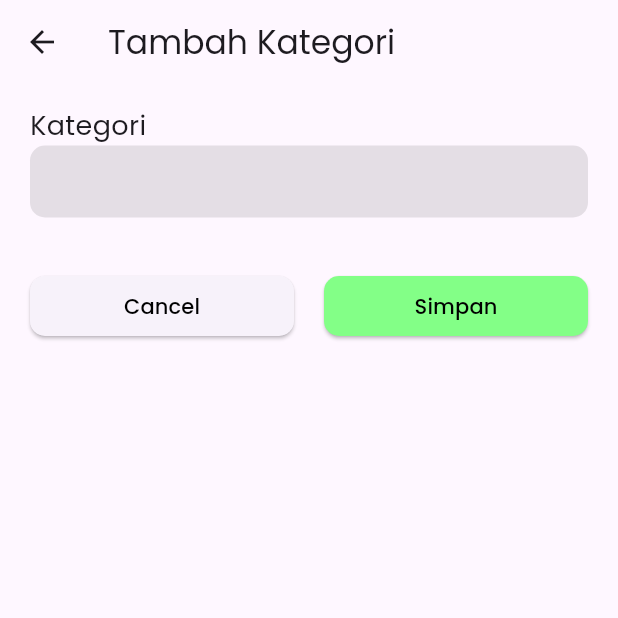
After one commit to RahmatulFirdaus/Sigita-Mobile, a Flutter app: the AddKategori screen opened directly, on a phone screen of 412 x 824 dp, the top half of it. The commit adds this screen. Run offline on Flutter 3.47's test engine with Material 3 defaults, Android fonts, the phone set to English and light mode, and no system bars; our stand-ins replace animated_text_kit, file_picker, fl_chart, fluttertoast, get, google_fonts; missing offline and left inert: syncfusion_flutter_pdfviewer; network calls fail.

Commit message:
final execution all admin page

```diff
--- /dev/null
+++ b/lib/adminpage/tambah_page/tambah_kategori.dart
@@ -0,0 +1,97 @@
+import 'package:flutter/material.dart';
+import 'package:sigita_final_project/models/adminModel.dart';
+
+class AddKategori extends StatefulWidget {
+  const AddKategori({super.key});
+
+  @override
+  State<AddKategori> createState() => _AddKategoriState();
+}
+
+class _AddKategoriState extends State<AddKategori> {
+  TextEditingController kategoriController = TextEditingController();
+  @override
+  Widget build(BuildContext context) {
+    return Scaffold(
+      appBar: AppBar(
+        title: const Text("Tambah Kategori"),
+      ),
+      body: SingleChildScrollView(
+        child: Container(
+          padding: const EdgeInsets.symmetric(horizontal: 20),
+          child: Column(
+            crossAxisAlignment: CrossAxisAlignment.start,
+            children: [
+              Container(
+                margin: const EdgeInsets.only(top: 15),
+                child: const Text(
+                  "Kategori",
+                  style: TextStyle(fontSize: 18),
+                  textAlign: TextAlign.start,
+                ),
+              ),
+              Container(
+                decoration: BoxDecoration(
+                  color: Colors.black.withOpacity(0.1),
+                  borderRadius: BorderRadius.circular(10),
+                ),
+                child: TextField(
+                  controller: kategoriController,
+                  decoration: const InputDecoration(
+                    contentPadding: EdgeInsets.symmetric(horizontal: 20),
+                    border: InputBorder.none,
+                  ),
+                ),
+              ),
+              const SizedBox(height: 35),
+              Row(
+                children: [
+                  Expanded(
+                    child: ElevatedButton(
+                      style: ElevatedButton.styleFrom(
+                          shape: RoundedRectangleBorder(
+                            borderRadius: BorderRadius.circular(10),
+                          ),
+                          foregroundColor: Colors.black),
+                      onPressed: () {
+                        Navigator.pop(context);
+                      },
+                      child: const Text("Cancel"),
+                    ),
+                  ),
+                  const SizedBox(width: 20),
+                  Expanded(
+                    child: ElevatedButton(
+                      style: ElevatedButton.styleFrom(
+                        backgroundColor:
+                            const Color.fromARGB(255, 131, 255, 135),
+                        foregroundColor: Colors.black,
+                        shape: RoundedRectangleBorder(
+                          borderRadius: BorderRadius.circular(10),
+                        ),
+                      ),
+                      onPressed: () async {
+                        try {
+                          await PostKategoriAdmin.postKategoriAdmin(kategoriController.text);
+                          ScaffoldMessenger.of(context).showSnackBar(
+                            SnackBar(content: Text("Data Berhasil Disimpan"))
+                          );
+                          Navigator.pop(context);
+                        } catch (e) {
+                          ScaffoldMessenger.of(context).showSnackBar(
+                            SnackBar(content: Text("Data Gagal Disimpan"))
+                          );
+                        }
+                      },
+                      child: const Text("Simpan"),
+                    ),
+                  ),
+                ],
+              )
+            ],
+          ),
+        ),
+      )
+    );
+  }
+}
--- a/lib/models/adminModel.dart
+++ b/lib/models/adminModel.dart
@@ -127,6 +127,24 @@ class UpdatePostinganAdmin {
   }
 }
 
+class UpdateKategoriAdmin{
+  String kategori;
+
+  UpdateKategoriAdmin({
+    required this.kategori
+  });
+
+  static Future<UpdateKategoriAdmin> updateKategoriAdmin(String id, String kategori)async{
+    Uri url = Uri.parse("http://10.0.10.58:3000/api/updateKategori/$id");
+    var hasilResponse = await http.patch(url,
+    body: {
+      "kategori": kategori
+    });
+    var jsonData = jsonDecode(hasilResponse.body);
+    return UpdateKategoriAdmin(kategori: jsonData['kategori'].toString());
+  }
+}
+
 class DeletePostinganAdmin {
   String id;
 
@@ -139,6 +157,21 @@ class DeletePostinganAdmin {
     var hasilResponse = await http.delete(url);
     var jsonData = jsonDecode(hasilResponse.body);
     return DeletePostinganAdmin(id: jsonData['id'].toString());
+  }
+}
+
+class DeleteKategoriAdmin {
+  String id;
+
+  DeleteKategoriAdmin({
+    required this.id,
+  });
+
+  static Future<DeleteKategoriAdmin> deleteKategoriAdmin(String id) async {
+    Uri url = Uri.parse("http://10.0.10.58:3000/api/deleteKategori/$id");
+    var hasilResponse = await http.delete(url);
+    var jsonData = jsonDecode(hasilResponse.body);
+    return DeleteKategoriAdmin(id: jsonData['id'].toString());
   }
 }
 
@@ -173,3 +206,36 @@ class PostPostinganAdmin{
         tanggal: jsonData['tanggal'].toString());
   }
 }
+
+class PostKategoriAdmin{
+  String namaKategori;
+
+  PostKategoriAdmin({
+    required this.namaKategori
+  });
+
+  static Future<PostKategoriAdmin> postKategoriAdmin(String namaKategori) async{
+    Uri url = Uri.parse("http://10.0.10.58:3000/api/postKategoriAdmin");
+    var hasilResponse = await http.post(url, body: {
+      "kategori": namaKategori
+    });
+    var jsonData = jsonDecode(hasilResponse.body);
+    return PostKategoriAdmin(namaKategori: jsonData['kategori'].toString());
+  }
+}
+
+class GetKategoriAdminDetail{
+  String kategori;
+
+  GetKategoriAdminDetail({
+    required this.kategori
+  });
+
+  static Future<GetKategoriAdminDetail> getKategoriAdminDetail(String id) async{
+    Uri url = Uri.parse("http://10.0.10.58:3000/api/getKategoriDetail/$id");
+    var hasilResponse = await http.get(url);
+    var jsonData = jsonDecode(hasilResponse.body);
+    var user = jsonData["data"][0];
+    return GetKategoriAdminDetail(kategori: user['kategori'].toString());
+  }
+}
```
Also changed, not shown: lib/adminpage/adminKategoriPage.dart (+57 -6 lines), lib/adminpage/edit_page/kategori.dart (added, +127 -0 lines), lib/adminpage/tambah_page/tambah_postingan.dart (+15 -14 lines).
